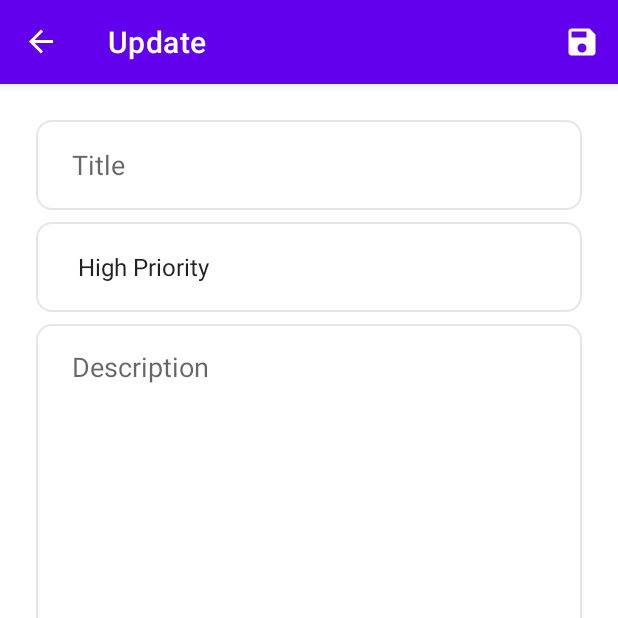
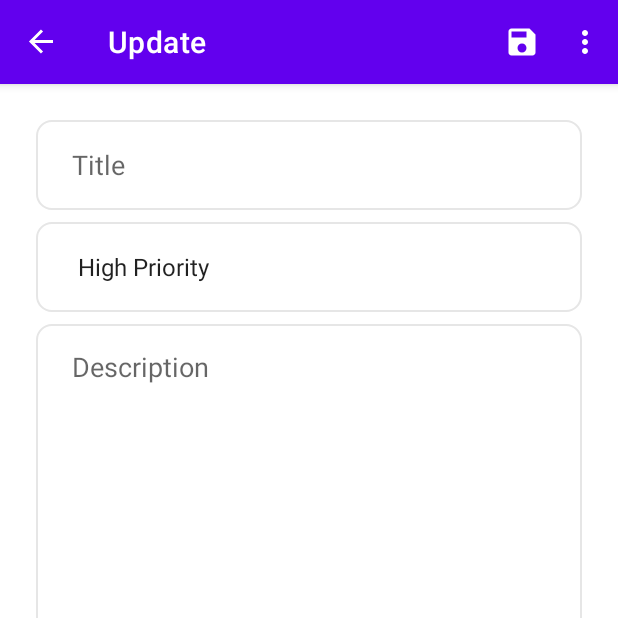
Before and after one commit to bharathkalyans/ToDo-List-App, an Android app: the UpdateFragment screen opened through its navigation route, on a phone screen of 412 x 824 dp, the top half of it. Run offline under Robolectric (Android 15) with nearby library versions, the phone set to English and light mode, and no system bars; our stand-ins replace navigation-ui.

Commit message:
Designed Custom Animations and Added them to the Fragments for better UI Experience!

```diff
--- /dev/null
+++ b/app/src/main/res/anim/from_left.xml
@@ -0,0 +1,10 @@
+<?xml version="1.0" encoding="utf-8"?>
+<set xmlns:android="http://schemas.android.com/apk/res/android">
+
+    <translate
+        android:duration="300"
+        android:fromXDelta="-100%"
+        android:toXDelta="0%" />
+
+
+</set>
--- /dev/null
+++ b/app/src/main/res/anim/from_right.xml
@@ -0,0 +1,9 @@
+<?xml version="1.0" encoding="utf-8"?>
+<set xmlns:android="http://schemas.android.com/apk/res/android">
+
+    <translate
+        android:duration="300"
+        android:fromXDelta="100%"
+        android:toXDelta="0%" />
+
+</set>
--- /dev/null
+++ b/app/src/main/res/anim/to_left.xml
@@ -0,0 +1,9 @@
+<?xml version="1.0" encoding="utf-8"?>
+<set xmlns:android="http://schemas.android.com/apk/res/android">
+
+    <translate
+        android:duration="300"
+        android:fromXDelta="0%"
+        android:toXDelta="-100%" />
+
+</set>
--- /dev/null
+++ b/app/src/main/res/anim/to_right.xml
@@ -0,0 +1,8 @@
+<?xml version="1.0" encoding="utf-8"?>
+<set xmlns:android="http://schemas.android.com/apk/res/android">
+
+    <translate
+        android:duration="300"
+        android:fromXDelta="0%"
+        android:toXDelta="100%" />
+</set>
--- a/app/src/main/res/menu/update_fragment_menu.xml
+++ b/app/src/main/res/menu/update_fragment_menu.xml
@@ -4,9 +4,14 @@
 
     <item
         android:id="@+id/save"
-        android:title="Save"
         android:icon="@drawable/ic_save"
         android:iconTint="@color/white"
-        app:showAsAction="ifRoom"/>
+        android:title="@string/save"
+        app:showAsAction="ifRoom" />
+
+    <item
+        android:id="@+id/menu_delete"
+        android:title="@string/delete"
+        app:showAsAction="never" />
 
 </menu>
--- a/app/src/main/res/navigation/my_navigation.xml
+++ b/app/src/main/res/navigation/my_navigation.xml
@@ -12,10 +12,18 @@
         tools:layout="@layout/fragment_list">
         <action
             android:id="@+id/action_listFragment_to_addFragment"
-            app:destination="@id/addFragment" />
+            app:destination="@id/addFragment"
+            app:enterAnim="@anim/from_right"
+            app:exitAnim="@anim/to_left"
+            app:popEnterAnim="@anim/from_left"
+            app:popExitAnim="@anim/to_right" />
         <action
             android:id="@+id/action_listFragment_to_updateFragment"
-            app:destination="@id/updateFragment" />
+            app:destination="@id/updateFragment"
+            app:enterAnim="@anim/from_left"
+            app:exitAnim="@anim/to_right"
+            app:popEnterAnim="@anim/from_right"
+            app:popExitAnim="@anim/to_left" />
     </fragment>
     <fragment
         android:id="@+id/addFragment"
@@ -24,7 +32,9 @@
         tools:layout="@layout/fragment_add">
         <action
             android:id="@+id/action_addFragment_to_listFragment"
-            app:destination="@id/listFragment" />
+            app:destination="@id/listFragment"
+            app:enterAnim="@anim/from_left"
+            app:exitAnim="@anim/to_right" />
     </fragment>
     <fragment
         android:id="@+id/updateFragment"
```
